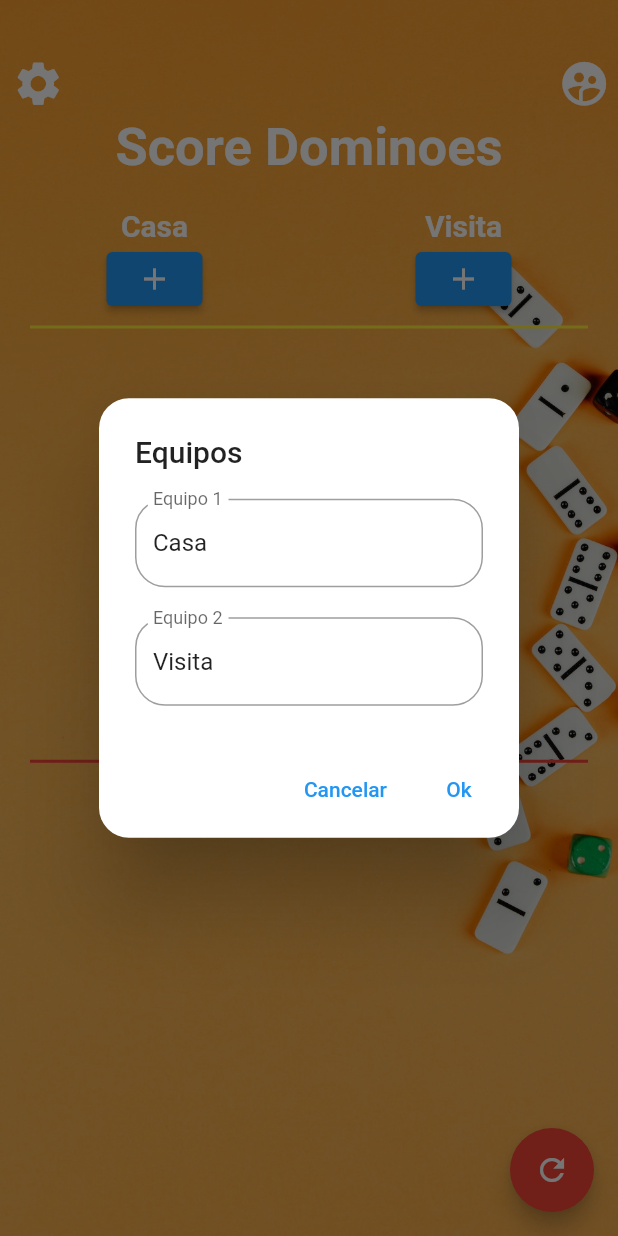
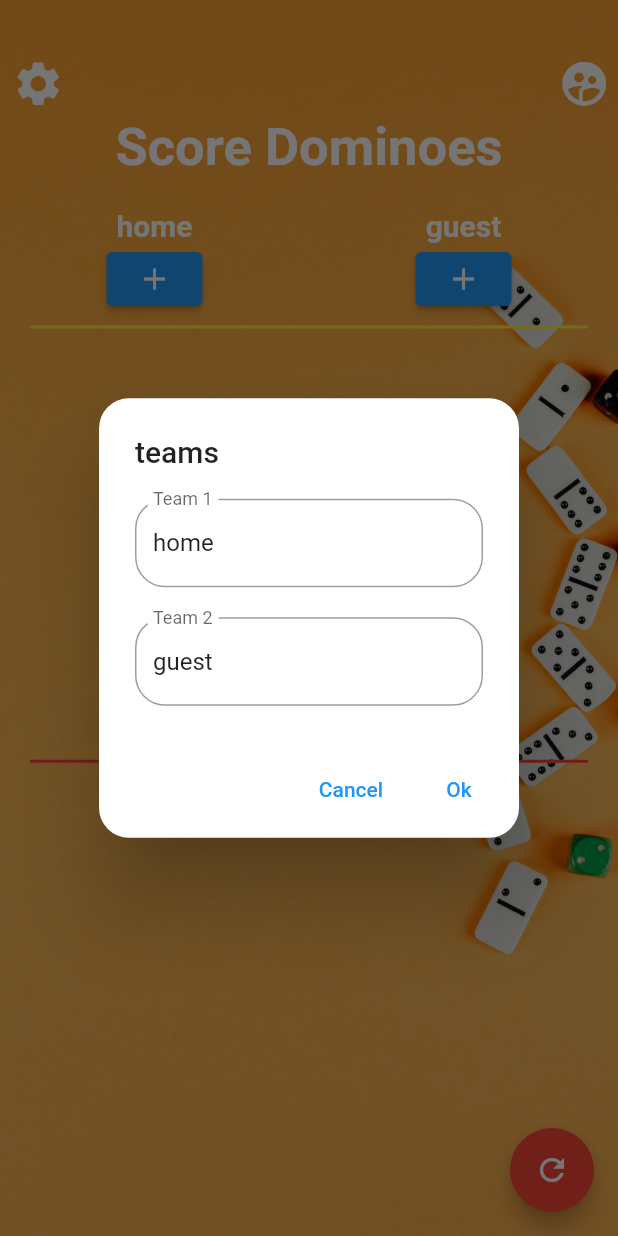
Before and after one commit to Blast06/apuntes_dominoes, a Flutter app: the HomePage screen opened directly, after a tap on the "settings" icon, after a tap on the "supervised user circle" icon, on a phone screen of 412 x 824 dp. Run offline on Flutter 3.47's test engine with Material 2 defaults, Android fonts, the phone set to English and light mode, and no system bars; our stand-ins replace assets_audio_player, get, google_mobile_ads, logger, lottie, package_info and 2 more; accounts and stored records are empty; statements that could not run were skipped.

Commit message:
added translations and change color winner

```diff
--- a/lib/Translations.dart
+++ b/lib/Translations.dart
@@ -32,6 +32,12 @@ class MyTransalations extends Translations {
           'generate_another': 'Generate',
           "symbols": "More symbols",
           'symbolsListText': 'More symbols',
+          'winner_txt':'Winner is ',
+          'home':'home',
+          'guest':'guest',
+          'cancel':'Cancel',
+          'team1': 'Team 1',
+          'team2': 'Team 2',
         },
         'es': {
           'start_text': 'RPG',
@@ -60,7 +66,14 @@ class MyTransalations extends Translations {
           'copy': 'Copiar',
           'generate_another': 'Generar otro',
           "symbols": "Simbolos",
-          'symbolsListText': 'Mas estilos'
+          'symbolsListText': 'Mas estilos',
+          'winner_txt':'Ganador ',
+          'home':'Casa',
+          'guest':'Visita',
+          'cancel':'Cancelar',
+          'team1': 'Equipo 1',
+          'team2': 'Equipo 2',
+
         },
       };
 }
--- a/lib/src/provider/score_provider.dart
+++ b/lib/src/provider/score_provider.dart
@@ -1,10 +1,12 @@
 import 'package:flutter/material.dart';
+import 'package:get/get.dart';
+
 
 class ScoreProvider with ChangeNotifier {
   List<int> teamScoreOne = [0];
   List<int> teamScoreTwo = [0];
-  String _teamNameOne = "Casa";
-  String _teamNameTwo = "Visita";
+  String _teamNameOne = 'home'.tr;
+  String _teamNameTwo = 'guest'.tr;
   bool existWinner = false;
 
   constructor() {
@@ -52,14 +54,15 @@ class ScoreProvider with ChangeNotifier {
     final acumulado1 = teamScoreOne.reduce((value, element) => value + element);
     if (acumulado1 >= limit) {
       existWinner = true;
-      return 'Ganador $teamNameOne';
+      return  'winner_txt'.tr + teamNameOne;
     }
 
     final acumulado2 = teamScoreTwo.reduce((value, element) => value + element);
 
     if (acumulado2 >= limit) {
       existWinner = true;
-      return 'Ganador $teamNameTwo';
+      return  'winner_txt'.tr + teamNameTwo;
+
     }
     // reset();
     return null;
--- a/lib/src/widgets/list_score.dart
+++ b/lib/src/widgets/list_score.dart
@@ -56,7 +56,7 @@ class _ListScoreState extends State<ListScore> {
             style: const TextStyle(
                 fontSize: 29.0,
                 fontWeight: FontWeight.bold,
-                color: Colors.amber)),
+                color: Color.fromARGB(255, 0, 0, 0))),
           ),
         ),
       ]),
--- a/lib/src/widgets/teams.dart
+++ b/lib/src/widgets/teams.dart
@@ -3,6 +3,7 @@ import 'package:flutter/services.dart';
 import 'package:provider/provider.dart';
 import 'package:score_domino/src/provider/app_preferences_provider.dart';
 import 'package:score_domino/src/provider/score_provider.dart';
+import 'package:get/get.dart';
 
 class Teams extends StatefulWidget {
   const Teams({Key? key}) : super(key: key);
@@ -39,7 +40,7 @@ class _TeamsState extends State<Teams> {
         barrierDismissible: true,
         builder: (context) {
           return AlertDialog(
-            title: const Text("Equipos"),
+            title: Text('teams'.tr),
             shape: RoundedRectangleBorder(
                 borderRadius: BorderRadius.circular(20.0)),
             content: StatefulBuilder(
@@ -51,7 +52,7 @@ class _TeamsState extends State<Teams> {
                       initialValue: _scoreProvider.teamNameOne,
                       autofocus: false,
                       decoration: InputDecoration(
-                        labelText: "Equipo 1",
+                        labelText: 'team1'.tr,
                         border: OutlineInputBorder(
                           borderRadius: BorderRadius.circular(20.0),
                         ),
@@ -67,7 +68,7 @@ class _TeamsState extends State<Teams> {
                       initialValue: _scoreProvider.teamNameTwo,
                       autofocus: false,
                       decoration: InputDecoration(
-                        labelText: "Equipo 2",
+                        labelText: 'team2'.tr,
                         border: OutlineInputBorder(
                           borderRadius: BorderRadius.circular(20.0),
                         ),
@@ -89,7 +90,7 @@ class _TeamsState extends State<Teams> {
                                 listen: false)
                             .openModal = false,
                       },
-                  child: const Text('Cancelar')),
+                  child: Text('cancel'.tr)),
               TextButton(
                   onPressed: () => {
                         if (_nameOne.isNotEmpty && _nameTwo.isNotEmpty)
```
